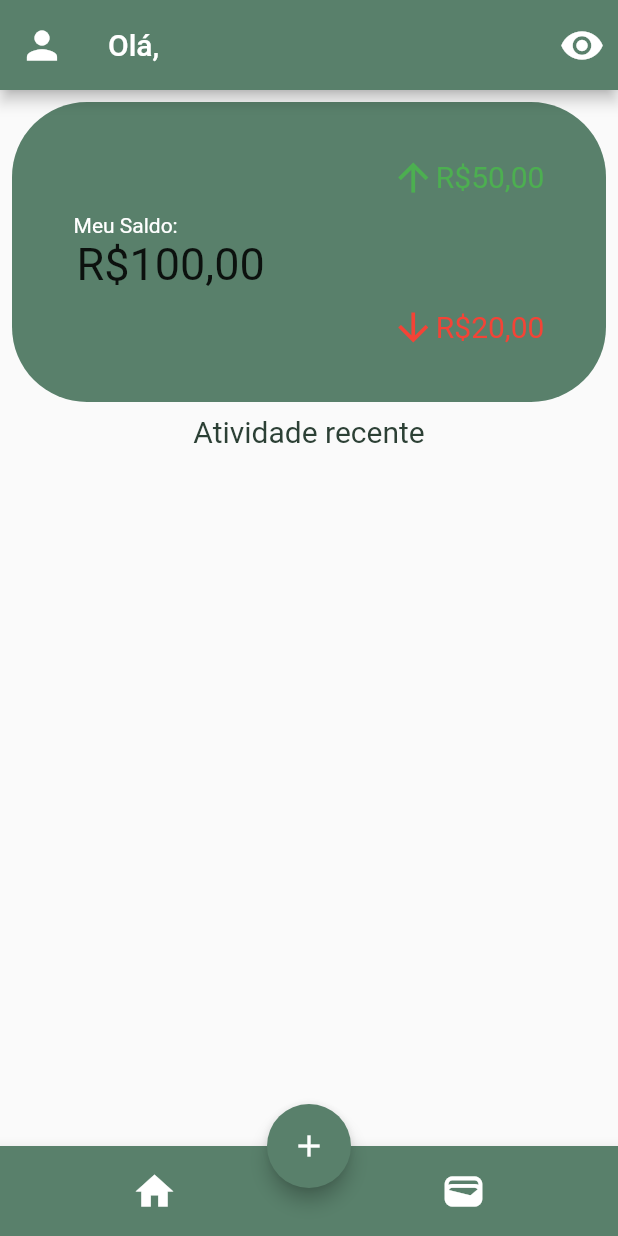
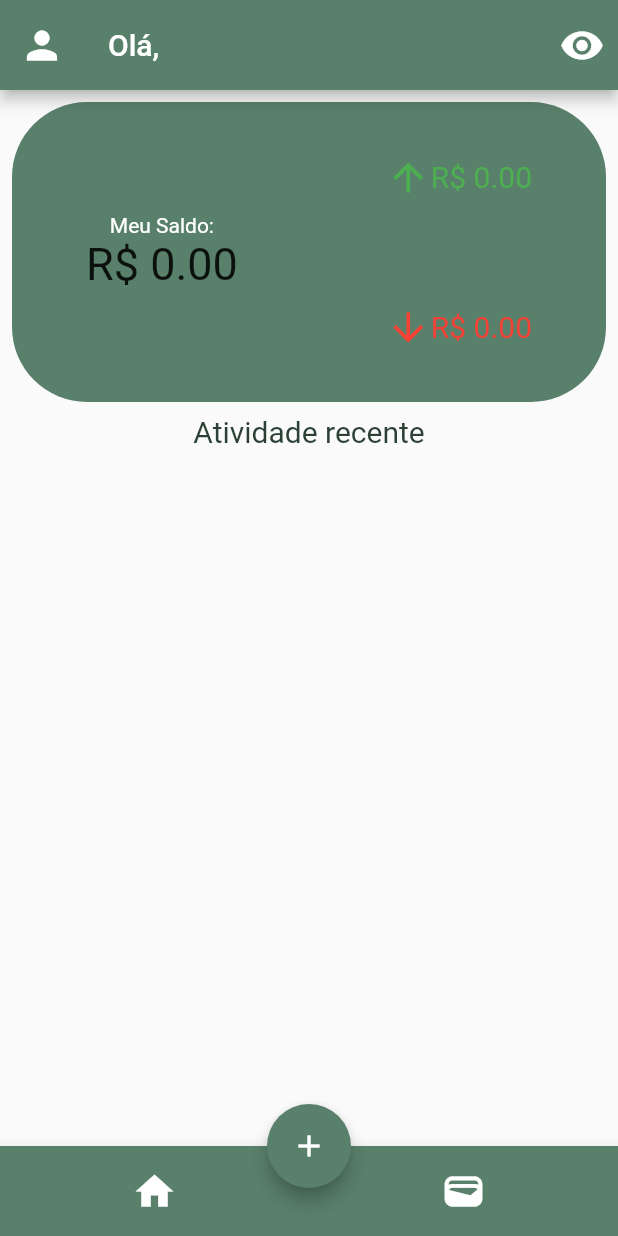
Before and after one commit to bernardodm/Guarda-Grana, a Flutter app: the Home screen opened directly, on a phone screen of 412 x 824 dp. Run offline on Flutter 3.47's test engine with Material 2 defaults, Android fonts, the phone set to English and light mode, and no system bars.

Commit message:
updated list values in form, home and wallet

```diff
--- a/lib/pages/add/add_page.dart
+++ b/lib/pages/add/add_page.dart
@@ -16,7 +16,6 @@ class AddPage extends StatelessWidget {
       drawer: CustomDrawer(),
       appBar: CustomAppBar(
         showValue: true,
-        totalValue: 20,
       ),
       body: CustomFormAdd(),
       floatingActionButton: CustomFlooatingButtonClose(),
--- a/lib/pages/add/widgets/custom_form_add.dart
+++ b/lib/pages/add/widgets/custom_form_add.dart
@@ -4,6 +4,9 @@ import 'package:my_app/shared/themes/colors.dart';
 List<String> activityName = [];
 List<String> activityDescription = [];
 List<double> activityValue = [];
+double totalValue = 0;
+double positiveValue = 0;
+double negativeValue = 0;
 
 class CustomFormAdd extends StatefulWidget {
   const CustomFormAdd({super.key});
@@ -56,7 +59,7 @@ class _CustomFormAddState extends State<CustomFormAdd> {
                   validator: (v) {
                     if (v!.isEmpty) return 'Digite um valor.';
                     final value = double.tryParse(v);
-                    if (value == null || value <= 0) return 'Valor inválido.';
+                    if (value == null) return 'Valor inválido.';
                     return null;
                   },
                 ),
@@ -74,6 +77,13 @@ class _CustomFormAddState extends State<CustomFormAdd> {
                         activityName.add(_nameController.text);
                         activityDescription.add(_descriptionController.text);
                         activityValue.add(valueForm);
+                        totalValue += valueForm;
+                        if (valueForm > 0) {
+                          positiveValue += valueForm;
+                        }
+                        if (valueForm < 0) {
+                          negativeValue += valueForm;
+                        }
                       },
                     );
                     _nameController.clear();
--- a/lib/pages/home/widgets/custom_all_values.dart
+++ b/lib/pages/home/widgets/custom_all_values.dart
@@ -1,4 +1,5 @@
 import 'package:flutter/material.dart';
+import 'package:my_app/pages/add/widgets/custom_form_add.dart';
 import 'package:my_app/shared/themes/colors.dart';
 
 class CustomAllValues extends StatelessWidget {
@@ -21,26 +22,21 @@ class CustomAllValues extends StatelessWidget {
           ),
           height: 200,
           width: MediaQuery.of(context).size.width,
-          child: const Row(
+          child: Row(
             mainAxisAlignment: MainAxisAlignment.spaceAround,
             children: [
               Column(
                 mainAxisAlignment: MainAxisAlignment.center,
                 children: [
-                  Padding(
-                    padding: EdgeInsets.only(
-                      right: 60,
-                    ),
-                    child: Text(
-                      'Meu Saldo:',
-                      style: TextStyle(
-                        color: Colors.white,
-                      ),
+                  const Text(
+                    'Meu Saldo:',
+                    style: TextStyle(
+                      color: Colors.white,
                     ),
                   ),
                   Text(
-                    "R\$100,00",
-                    style: TextStyle(
+                    'R\$ ${totalValue.toStringAsFixed(2)}',
+                    style: const TextStyle(
                       fontSize: 30,
                     ),
                   ),
@@ -51,14 +47,14 @@ class CustomAllValues extends StatelessWidget {
                 children: [
                   Row(
                     children: [
-                      Icon(
+                      const Icon(
                         Icons.arrow_upward,
                         color: Colors.green,
                         size: 30,
                       ),
                       Text(
-                        "R\$50,00",
-                        style: TextStyle(
+                        'R\$ ${positiveValue.toStringAsFixed(2)}',
+                        style: const TextStyle(
                           color: Colors.green,
                           fontSize: 20,
                         ),
@@ -67,14 +63,14 @@ class CustomAllValues extends StatelessWidget {
                   ),
                   Row(
                     children: [
-                      Icon(
+                      const Icon(
                         Icons.arrow_downward,
                         color: Colors.red,
                         size: 30,
                       ),
                       Text(
-                        "R\$20,00",
-                        style: TextStyle(
+                        'R\$ ${negativeValue.toStringAsFixed(2)}',
+                        style: const TextStyle(
                           color: Colors.red,
                           fontSize: 20,
                         ),
--- a/lib/pages/wallet/wallet.dart
+++ b/lib/pages/wallet/wallet.dart
@@ -16,7 +16,6 @@ class Wallet extends StatelessWidget {
       drawer: const CustomDrawer(),
       appBar: const CustomAppBar(
         showValue: true,
-        totalValue: 20,
       ),
       body: SingleChildScrollView(
         child: Column(
--- a/lib/shared/widgets/custom_app_bar.dart
+++ b/lib/shared/widgets/custom_app_bar.dart
@@ -1,12 +1,12 @@
 import 'package:flutter/material.dart';
+import 'package:my_app/pages/add/widgets/custom_form_add.dart';
 import 'package:my_app/pages/login/create_login.dart';
 import 'package:my_app/shared/themes/colors.dart';
 
 class CustomAppBar extends StatelessWidget implements PreferredSizeWidget {
-  const CustomAppBar({super.key, this.showValue = false, this.totalValue});
+  const CustomAppBar({super.key, this.showValue = false});
 
   final bool showValue;
-  final double? totalValue;
 
   @override
   Widget build(BuildContext context) {
@@ -17,7 +17,7 @@ class CustomAppBar extends StatelessWidget implements PreferredSizeWidget {
         if (showValue)
           Center(
             child: Text(
-              totalValue.toString(),
+              'R\$ ${totalValue.toStringAsFixed(2)}',
             ),
           )
         else
```
Also changed, not shown: lib/pages/wallet/widgets/custom_income_and_expenses.dart (+10 -9 lines), lib/shared/widgets/custom_activity.dart (+23 -1 lines).
